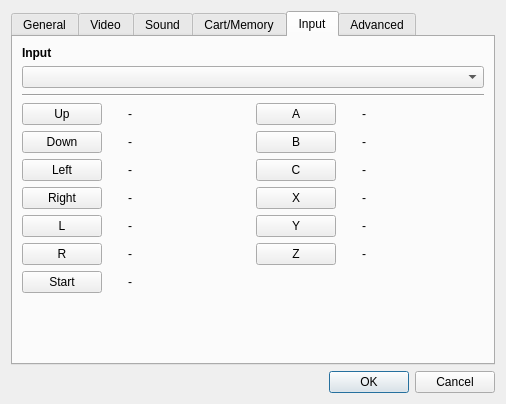
This is yabause/src/qt/ui/UISettings.ui in KitoHo/yabause as Qt 5 draws it before an edit. The edited form follows.
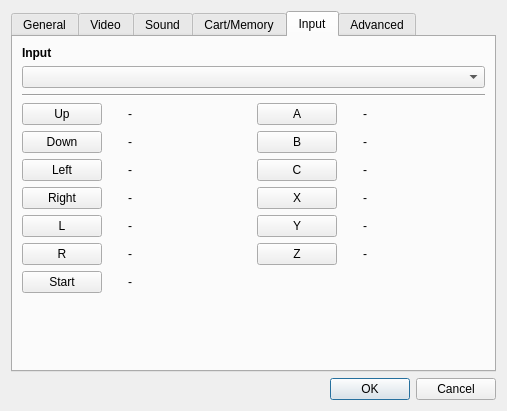
This is the edited form. The open tabs and pages were chosen to show the change.

Commit message: Remove the yabauseinit_struct typdef that i was previously defined becasue it's not needed. Add support for Qt Keyboard Input in the UIWaitInput dialog so now all percore thant can handle scanning and the Qt Keyboard Input core can be easily configure.

The edit to the form file:
```diff
--- a/yabause/src/qt/ui/UISettings.ui
+++ b/yabause/src/qt/ui/UISettings.ui
@@ -5,8 +5,8 @@
    <rect>
     <x>0</x>
     <y>0</y>
-    <width>506</width>
-    <height>404</height>
+    <width>507</width>
+    <height>411</height>
    </rect>
   </property>
   <property name="windowTitle" >
@@ -789,10 +789,13 @@
          <property name="orientation" >
           <enum>Qt::Vertical</enum>
          </property>
+         <property name="sizeType" >
+          <enum>QSizePolicy::MinimumExpanding</enum>
+         </property>
          <property name="sizeHint" >
           <size>
            <width>20</width>
-           <height>81</height>
+           <height>1</height>
           </size>
          </property>
         </spacer>
```
The commit also changes 5 other files.
